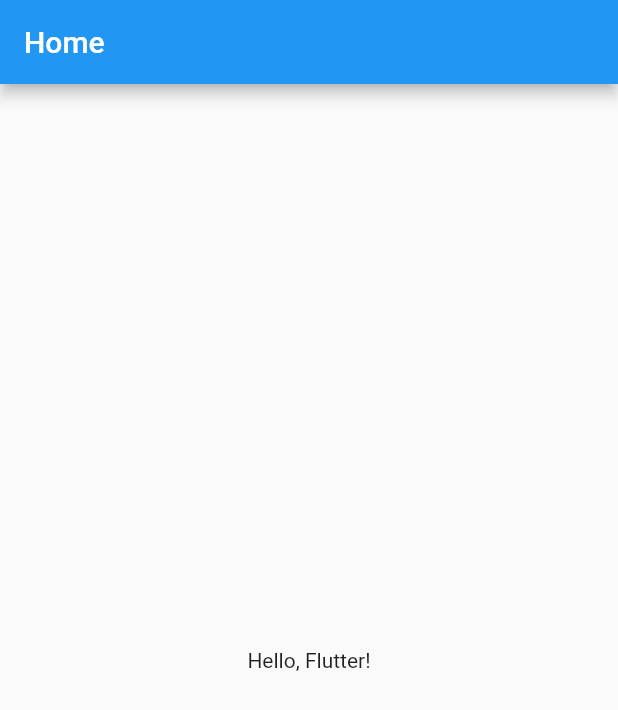
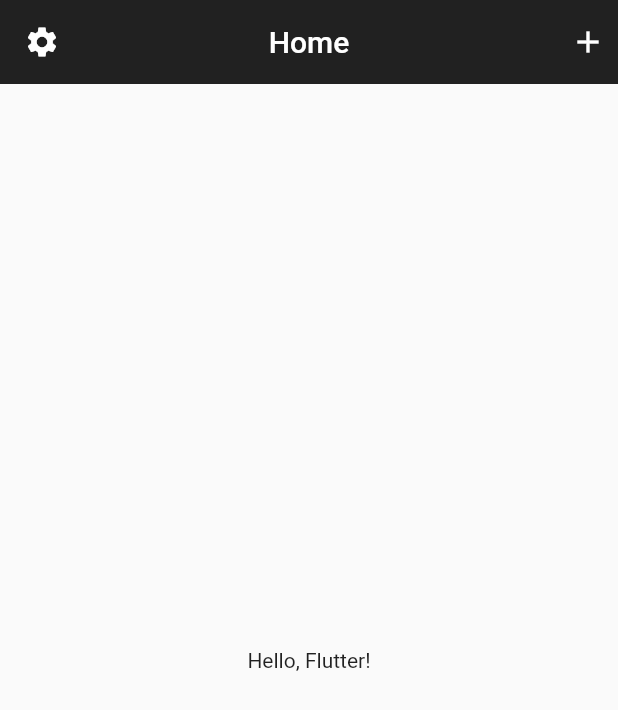
Before and after one commit to Saginoya-nm7/Flutter-Tutiroal-app, a Flutter app: the screen it shows after launch, on a phone screen of 412 x 824 dp. Shown: the top 710 px of the screen. Run offline on Flutter 3.47's test engine with Material 2 defaults, Android fonts, the phone set to English and light mode, and no system bars.

Commit message:
[Add] Headerにアイコンを追加

```diff
--- a/lib/header.dart
+++ b/lib/header.dart
@@ -7,7 +7,20 @@ class Header extends StatelessWidget with PreferredSizeWidget {
   @override
   Widget build(BuildContext context) {
     return AppBar(
+      leading: Padding(
+        padding: const EdgeInsets.all(8.0),
+        child: Icon(Icons.settings),
+      ),
+      actions: <Widget>[
+        Padding(
+          padding: const EdgeInsets.all(8.0),
+          child: Icon(Icons.add),
+        ),
+      ],
       title: Text("Home"),
+      backgroundColor: Colors.black87,
+      centerTitle: true,
+      elevation: 0.0,
     );
   }
 }
```
